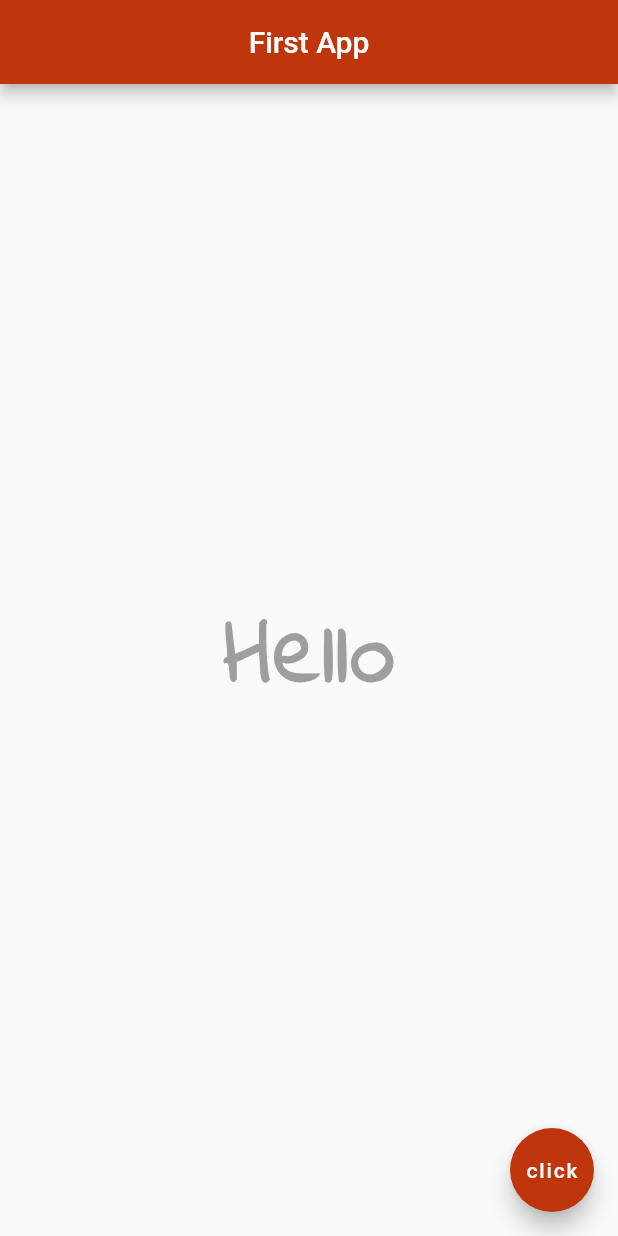
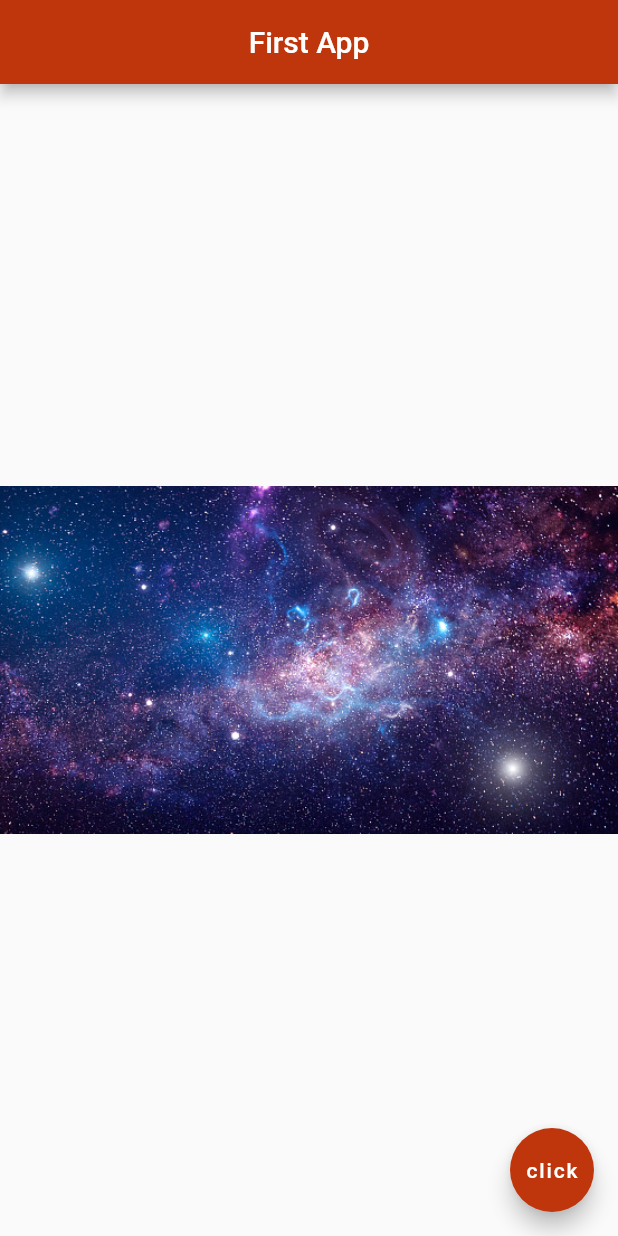
Before and after one commit to SanskritiKushik5/Sample-DF, a Flutter app: the screen it shows after launch, on a phone screen of 412 x 824 dp. Run offline on Flutter 3.47's test engine with Material 2 defaults, Android fonts, the phone set to English and light mode, and no system bars.

Commit message:
Images & assets

```diff
--- a/lib/main.dart
+++ b/lib/main.dart
@@ -1,9 +1,9 @@
 import 'package:flutter/material.dart';
 
 void main() =>
-  runApp(MaterialApp(
-    home: Home()
-  ));
+    runApp(MaterialApp(
+        home: Home()
+    ));
 
 class Home extends StatelessWidget {
   // const Home({Key? key}) : super(key: key);
@@ -16,23 +16,19 @@ class Home extends StatelessWidget {
         centerTitle: true,
         backgroundColor: Colors.deepOrange[900],
       ),
-      body: const Center(
-        child: Text(
-          'Hello',
-          style: TextStyle(
-            fontSize: 60.0,
-            fontWeight: FontWeight.bold,
-            letterSpacing: 2.0,
-            color: Colors.grey,
-            fontFamily: 'Indieflower',
-          ),
+      body: Center(
+        // child: Image(
+        //   // image: NetworkImage('https://images.unsplash.com/photo-1537420327992-d6e192287183?ixid=MnwxMjA3fDB8MHxzZWFyY2h8Mnx8c3BhY2V8ZW58MHx8MHx8&ixlib=rb-1.2.1&auto=format&fit=crop&w=600&q=60'),
+        //   image: AssetImage('assets/space-1.jpg')
+        // ),
+          child: Image.asset('assets/space-2.jpg'),
         ),
-      ),
+
       floatingActionButton: FloatingActionButton(
         onPressed: () {  },
         child: const Text('click'),
         backgroundColor: Colors.deepOrange[900],
-      ),
+      )
     );
   }
 }
--- a/pubspec.yaml
+++ b/pubspec.yaml
@@ -58,9 +58,8 @@ flutter:
   uses-material-design: true
 
   # To add assets to your application, add an assets section, like this:
-  # assets:
-  #   - images/a_dot_burr.jpeg
-  #   - images/a_dot_ham.jpeg
+  assets:
+    - assets/
 
   # An image asset can refer to one or more resolution-specific "variants", see
   # https://flutter.dev/assets-and-images/#resolution-aware.
```
Also changed, not shown: assets/space-1.jpg (added), assets/space-2.jpg (added), assets/space-3.jpg (added), 1 other file.
